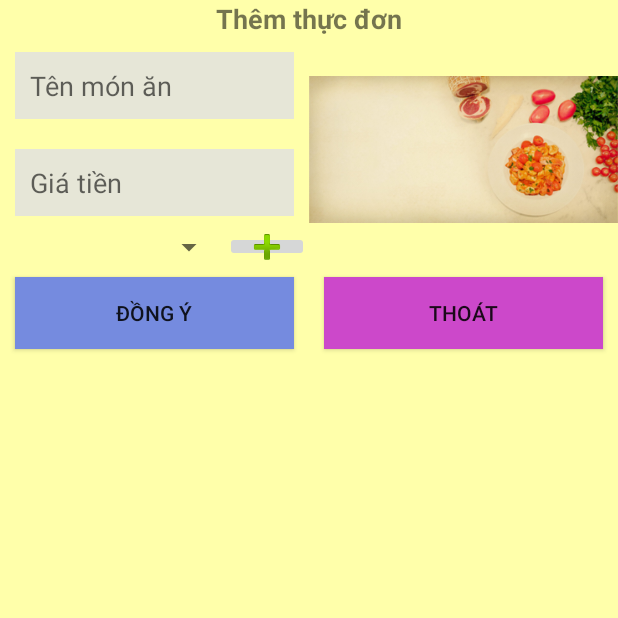
After one commit to bactvk/orderFood, an Android app: the ThemThucDonActivity screen opened directly, with no data from a screen before it, on a phone screen of 412 x 824 dp, the top half of it. The commit adds this screen. Run offline under Robolectric (Android 15) with nearby library versions, the phone set to English and light mode, and no system bars.

Commit message:
update c_v1.0

```diff
--- /dev/null
+++ b/app/src/main/java/com/example/orderfood/ThemThucDonActivity.java
@@ -0,0 +1,59 @@
+package com.example.orderfood;
+
+import androidx.annotation.Nullable;
+import androidx.appcompat.app.AppCompatActivity;
+
+import android.app.Activity;
+import android.content.Intent;
+import android.os.Bundle;
+import android.view.View;
+import android.widget.ImageButton;
+import android.widget.Spinner;
+import android.widget.Toast;
+
+public class ThemThucDonActivity extends AppCompatActivity implements View.OnClickListener {
+
+    public static int REQUEST_CODE_THEM_LOAI_THUC_DON = 114;
+    ImageButton imThemLoaiThucDon;
+    Spinner spinnerLoaiThucDon;
+    @Override
+    protected void onCreate(Bundle savedInstanceState) {
+        super.onCreate(savedInstanceState);
+        setContentView(R.layout.activity_them_thuc_don);
+
+        imThemLoaiThucDon = (ImageButton) findViewById(R.id.imThemLoaiThucDon);
+        spinnerLoaiThucDon = (Spinner) findViewById(R.id.spinLoaiMonAn);
+
+        imThemLoaiThucDon.setOnClickListener(this);
+    }
+
+    @Override
+    public void onClick(View v) {
+        int id = v.getId();
+        switch (id){
+            case R.id.imThemLoaiThucDon:
+                Intent iThemLoaiMonAn = new Intent(ThemThucDonActivity.this,ThemLoaiThucDonActivity.class);
+                startActivityForResult(iThemLoaiMonAn,REQUEST_CODE_THEM_LOAI_THUC_DON);
+
+                break;
+        }
+    }
+
+    @Override
+    protected void onActivityResult(int requestCode, int resultCode, @Nullable Intent data) {
+        super.onActivityResult(requestCode, resultCode, data);
+
+        if(requestCode == REQUEST_CODE_THEM_LOAI_THUC_DON){
+            if(resultCode == Activity.RESULT_OK){
+                Intent Dulieu = data;
+                boolean check = Dulieu.getBooleanExtra("checkLoaiThucDon",false);
+                if(check){
+                    Toast.makeText(ThemThucDonActivity.this,"Them loai mon an thanh cong",Toast.LENGTH_SHORT).show();
+                    finish();
+                }else{
+                    Toast.makeText(ThemThucDonActivity.this,"Them loai mon an that bai",Toast.LENGTH_SHORT).show();
+                }
+            }
+        }
+    }
+}
--- /dev/null
+++ b/app/src/main/res/layout/activity_them_thuc_don.xml
@@ -0,0 +1,112 @@
+<?xml version="1.0" encoding="utf-8"?>
+<LinearLayout xmlns:android="http://schemas.android.com/apk/res/android"
+    android:orientation="vertical" android:layout_width="match_parent"
+    android:layout_height="match_parent"
+    android:background="#ffa"
+    >
+
+    <TextView
+        android:layout_width="wrap_content"
+        android:layout_height="wrap_content"
+        android:text="Thêm thực đơn"
+        android:layout_gravity="center"
+        android:textSize="18sp"
+        android:textStyle="bold"
+        />
+
+    <LinearLayout
+        android:layout_width="match_parent"
+        android:layout_height="wrap_content"
+        android:orientation="horizontal"
+        >
+        <LinearLayout
+            android:layout_width="match_parent"
+            android:layout_height="match_parent"
+            android:orientation="vertical"
+            android:layout_weight="1"
+            >
+
+            <EditText
+                android:id="@+id/edtNameMonAn"
+                android:layout_width="match_parent"
+                android:layout_height="wrap_content"
+                android:background="#E6E6D7"
+                android:layout_margin="10dp"
+                android:padding="10dp"
+                android:hint="Tên món ăn"
+                />
+            <EditText
+                android:id="@+id/ThemGiaTien"
+                android:layout_width="match_parent"
+                android:layout_height="wrap_content"
+                android:background="#E6E6D7"
+                android:layout_margin="10dp"
+                android:padding="10dp"
+                android:hint="Giá tiền"
+                />
+
+            <LinearLayout
+                android:layout_width="match_parent"
+                android:layout_height="match_parent"
+                android:orientation="horizontal"
+                >
+
+                <Spinner
+                    android:id="@+id/spinLoaiMonAn"
+                    android:layout_width="match_parent"
+                    android:layout_height="match_parent"
+                    android:layout_weight="1"
+                    >
+
+                </Spinner>
+
+                <ImageButton
+                    android:id="@+id/imThemLoaiThucDon"
+                    android:layout_width="wrap_content"
+                    android:layout_height="wrap_content"
+                    android:src="@android:drawable/ic_input_add"
+                    />
+
+            </LinearLayout>
+
+        </LinearLayout>
+        <ImageView
+            android:id="@+id/imgHinhThucDon"
+            android:layout_width="match_parent"
+            android:layout_height="150dp"
+            android:src="@drawable/backgroundheader1"
+            android:layout_weight="1"
+            />
+
+
+
+    </LinearLayout>
+
+
+    <LinearLayout
+        android:layout_width="match_parent"
+        android:layout_height="wrap_content"
+        >
+
+        <Button
+            android:id="@+id/btnDongYThemMonAn"
+            android:layout_width="match_parent"
+            android:layout_height="wrap_content"
+            android:text="Đồng ý"
+            android:layout_weight="1"
+            android:padding="10dp"
+            android:layout_margin="10dp"
+            android:background="#758BDF"
+            />
+        <Button
+            android:layout_width="match_parent"
+            android:layout_height="wrap_content"
+            android:text="Thoát"
+            android:layout_weight="1"
+            android:padding="10dp"
+            android:layout_margin="10dp"
+            android:background="#CC48CA"
+            />
+    </LinearLayout>
+
+</LinearLayout>
--- a/app/src/main/res/layout/custom_layout_hienthibanan.xml
+++ b/app/src/main/res/layout/custom_layout_hienthibanan.xml
@@ -28,7 +28,7 @@
         android:src="@drawable/goimon"
         android:layout_below="@+id/imgBanAn"
         android:layout_margin="5dp"
-
+        android:visibility="invisible"
         />
     <ImageView
         android:id="@+id/imgThanhtoan"
@@ -38,6 +38,7 @@
         android:layout_toRightOf="@id/imgGoimon"
         android:layout_below="@+id/imgBanAn"
         android:layout_margin="5dp"
+        android:visibility="invisible"
         />
     <ImageView
         android:id="@+id/imgAnButton"
@@ -47,6 +48,7 @@
         android:layout_toRightOf="@id/imgThanhtoan"
         android:layout_below="@+id/imgBanAn"
         android:layout_margin="5dp"
+        android:visibility="invisible"
         />
 
 </RelativeLayout>
--- a/app/src/main/res/menu/item_menu.xml
+++ b/app/src/main/res/menu/item_menu.xml
@@ -5,5 +5,9 @@
         android:title="Thêm bàn ăn"
 
         />
+    <item android:id="@+id/itThemThucDon"
+        android:title="Thêm thực đơn"
+
+        />
 
 </menu>
--- a/app/src/main/res/menu/menu_navigation.xml
+++ b/app/src/main/res/menu/menu_navigation.xml
@@ -13,6 +13,7 @@
             />
 
         <item
+            android:id="@+id/itThucDon"
             android:title="Thực đơn"
             android:icon="@drawable/logodangnhap"
 
--- a/app/src/main/res/values/strings.xml
+++ b/app/src/main/res/values/strings.xml
@@ -5,4 +5,5 @@
     <string name="PassRequire">Vui lòng nhập mật khẩu</string>
     <string name="mo">open</string>
     <string name="dong">close</string>
+    <string name="vuilongnhapdata">Vui long nhap vao loai thuc don</string>
 </resources>
```
Also changed, not shown: app/src/main/AndroidManifest.xml (+4 -11 lines), app/src/main/java/com/example/orderfood/CustomAddapter/AdapterHienThiBanAn.java (+43 -3 lines), app/src/main/java/com/example/orderfood/DAO/LoaiMonAnDAO.java (added, +25 -0 lines), app/src/main/java/com/example/orderfood/DTO/BanAnDTO.java (+10 -0 lines), app/src/main/java/com/example/orderfood/DTO/LoaiMonAnDTO.java (added, +22 -0 lines), app/src/main/java/com/example/orderfood/FragmentApp/HienThiThucDonFragment.java (added, +52 -0 lines), app/src/main/java/com/example/orderfood/ThemLoaiThucDonActivity.java (added, +53 -0 lines), app/src/main/java/com/example/orderfood/TrangChuActivity.java (+14 -1 lines), app/src/main/res/layout/activity_them_loai_thuc_don.xml (added, +27 -0 lines), app/src/main/res/layout/layout_hien_thi_thuc_don.xml (added, +15 -0 lines), app/src/main/res/layout/layout_them_thuc_don.xml (added, +107 -0 lines).
